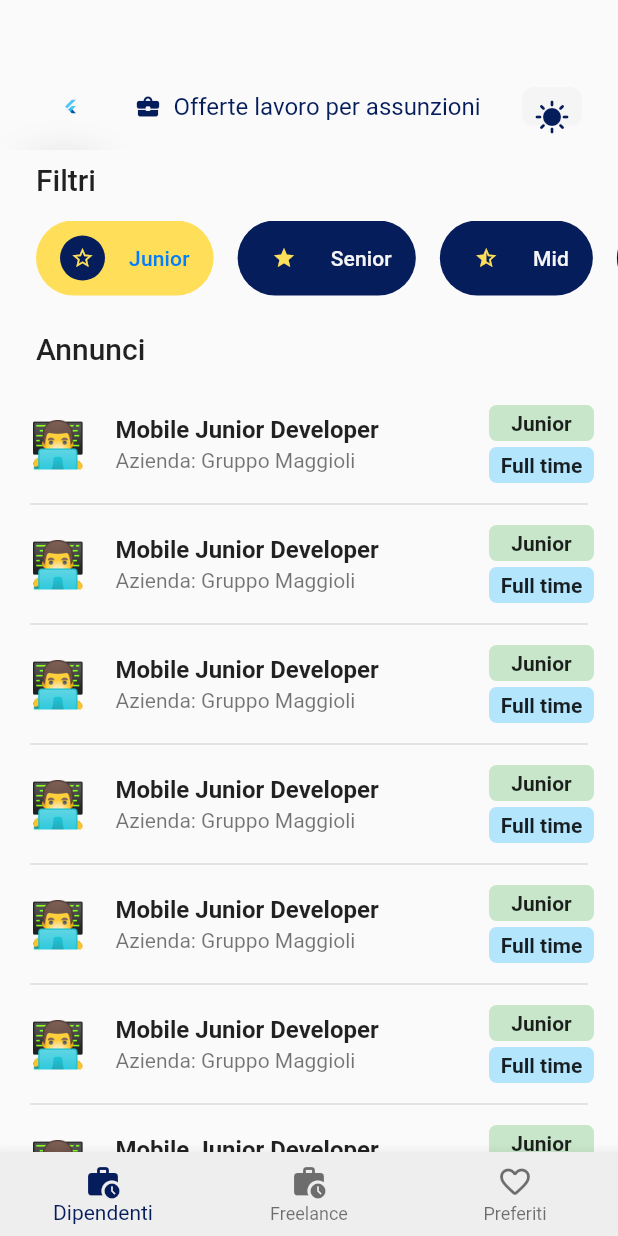
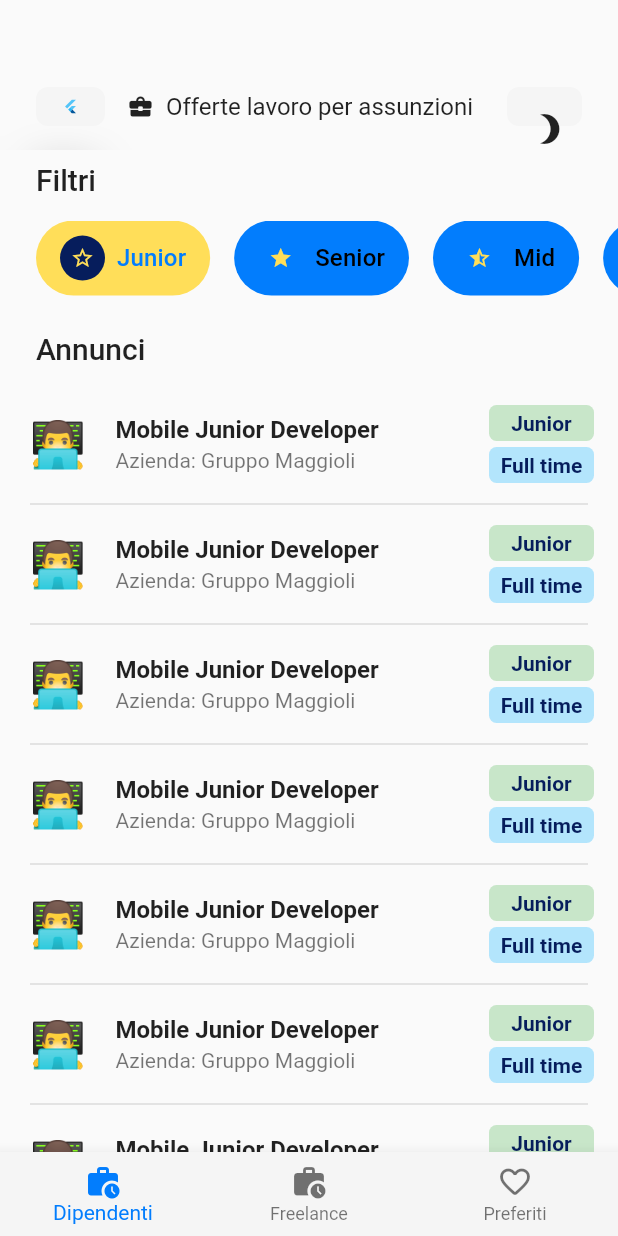
Before and after one commit to androidan/offertelavoroflutterapp, a Flutter app: the screen it shows after launch, on a phone screen of 412 x 824 dp. Run offline on Flutter 3.47's test engine with Material 2 defaults, Android fonts, the phone set to English and light mode, and no system bars; drawn by our look-alikes of auto_size_text, sliding_up_panel; our stand-ins replace auto_route, flutter_bloc, flutter_offline, hydrated_bloc.

Commit message:
implementata DarkMode

```diff
--- a/lib/app.dart
+++ b/lib/app.dart
@@ -1,5 +1,7 @@
 import 'package:auto_route/auto_route.dart';
 import 'package:flutter/material.dart';
+import 'package:flutter_bloc/flutter_bloc.dart';
+import 'package:offerte_lavoro_flutter_app/cubits/dark_mode_cubit.dart';
 import 'package:offerte_lavoro_flutter_app/pages/content_page.dart';
 import 'package:offerte_lavoro_flutter_app/router/app_router.dart';
 import 'package:offerte_lavoro_flutter_app/router/app_router.gr.dart';
@@ -11,15 +13,30 @@ class App extends StatelessWidget {
 
   // This widget is the root of your application.
   @override
-  Widget build(BuildContext context) {
-    return MaterialApp.router(
-      debugShowCheckedModeBanner: false,
-      title: 'Offerte lavoro flutter app',
-      theme: _theme(context),
-      routerDelegate: AutoRouterDelegate(_appRouter),
-      routeInformationParser: _appRouter.defaultRouteParser(),
-    );
+  Widget build(_) {
+    return BlocProvider(
+        create: (_) => DarkModeCubit(),
+        child: _themeSelector(
+          (context, mode) => MaterialApp.router(
+            debugShowCheckedModeBanner: false,
+            title: 'Offerte lavoro flutter app',
+            theme: _theme(context),
+            darkTheme: _darkTheme(context),
+            themeMode: mode,
+            routerDelegate: AutoRouterDelegate(_appRouter),
+            routeInformationParser: _appRouter.defaultRouteParser(),
+          ),
+        ));
   }
+
+  Widget _themeSelector(
+          Widget Function(BuildContext context, ThemeMode mode) builder) =>
+      BlocBuilder<DarkModeCubit, bool>(
+        builder: (context, darkModeEnabled) => builder(
+          context,
+          darkModeEnabled ? ThemeMode.dark : ThemeMode.light,
+        ),
+      );
 
   ThemeData _theme(BuildContext context) {
     const primaryColorDark = Color.fromARGB(255, 6, 29, 92);
@@ -33,7 +50,7 @@ class App extends StatelessWidget {
       colorScheme: ColorScheme.light(
         primary: primaryColorLight,
         secondary: accentColor,
-        surface: accentColor,
+        surface: onSecondaryColor,
         onSecondary: onSecondaryColor,
       ),
       brightness: Brightness.light,
@@ -46,4 +63,26 @@ class App extends StatelessWidget {
       ),
     );
   }
+
+  ThemeData _darkTheme(BuildContext context) {
+    const primaryColorDark = Color.fromARGB(255, 6, 29, 92);
+    const primaryColorLight = Color.fromARGB(255, 2, 125, 253);
+    const accentColor = Color.fromARGB(255, 255, 222, 89);
+    return ThemeData(
+      primaryColor: primaryColorLight,
+      primaryColorDark: primaryColorDark,
+      colorScheme: ColorScheme.dark(
+        primary: primaryColorLight,
+        secondary: accentColor,
+      ),
+      brightness: Brightness.dark,
+      elevatedButtonTheme: ElevatedButtonThemeData(
+        style: ElevatedButton.styleFrom(
+          shape: RoundedRectangleBorder(
+            borderRadius: BorderRadius.circular(100),
+          ),
+        ),
+      ),
+    );
+  }
 }
--- /dev/null
+++ b/lib/cubits/dark_mode_cubit.dart
@@ -0,0 +1,13 @@
+import 'package:hydrated_bloc/hydrated_bloc.dart';
+
+class DarkModeCubit extends HydratedCubit<bool> {
+  DarkModeCubit() : super(false);
+
+  @override
+  bool? fromJson(Map<String, dynamic> json) => json['enabled'] as bool;
+
+  @override
+  Map<String, dynamic>? toJson(bool state) => {'enabled': state};
+
+  void toggle() => emit(!state);
+}
--- a/lib/main.dart
+++ b/lib/main.dart
@@ -1,6 +1,12 @@
 import 'package:flutter/material.dart';
 import 'package:offerte_lavoro_flutter_app/app.dart';
+import 'package:hydrated_bloc/hydrated_bloc.dart';
+import 'package:path_provider/path_provider.dart';
 
-void main() {
+void main() async {
+  WidgetsFlutterBinding.ensureInitialized();
+  HydratedBloc.storage = await HydratedStorage.build(
+    storageDirectory: await getTemporaryDirectory(),
+  );
   runApp(App());
 }
--- a/lib/pages/annunci_dip_page.dart
+++ b/lib/pages/annunci_dip_page.dart
@@ -11,7 +11,6 @@ import 'package:sliding_up_panel/sliding_up_panel.dart';
 @RoutePage()
 class AnnunciDipPage extends StatelessWidget {
   final slidingUpPanelController = PanelController();
-  //const AnnunciDipPage({super.key});
 
   void onJobWidgetPressed() {
     if (slidingUpPanelController.isAttached) {
@@ -21,10 +20,13 @@ class AnnunciDipPage extends StatelessWidget {
 
   @override
   Widget build(BuildContext context) => Scaffold(
-        appBar: const JobAppBar(
-          child: AppBarCustom('Offerte lavoro per assunzioni'),
+        appBar: JobAppBar(
+          child: AppBarCustom(
+            'Offerte lavoro per assunzioni',
+          ),
         ),
         body: SlidingUpPanel(
+          color: Theme.of(context).colorScheme.surface,
           controller: slidingUpPanelController,
           minHeight: 0,
           maxHeight: MediaQuery.of(context).size.height,
--- a/lib/pages/annunci_freelance_page.dart
+++ b/lib/pages/annunci_freelance_page.dart
@@ -22,6 +22,7 @@ class AnnunciFreelancePage extends StatelessWidget {
         child: AppBarCustom('Offerte lavoro per Freelance'),
       ),
       body: SlidingUpPanel(
+        color: Theme.of(context).colorScheme.onSecondary,
         controller: slidingUpPanelController,
         minHeight: 0,
         maxHeight: MediaQuery.of(context).size.height,
--- a/lib/pages/annunci_preferiti_page.dart
+++ b/lib/pages/annunci_preferiti_page.dart
@@ -55,7 +55,7 @@ class AnnunciPreferitiPage extends StatelessWidget {
                     onPressed: () {},
                     icon: Icon(
                       Icons.remove_circle_outline,
-                      color: Theme.of(context).primaryColorDark,
+                      //color: Theme.of(context).primaryColorDark,
                     ),
                   ),
                 ),
--- a/lib/pages/content_page.dart
+++ b/lib/pages/content_page.dart
@@ -16,10 +16,9 @@ class ContentPage extends StatelessWidget {
         ],
         transitionBuilder: (context, child, animation) => child,
         bottomNavigationBuilder: (context, tabsRouter) => BottomNavigationBar(
-          backgroundColor: Colors.grey.shade200,
+          backgroundColor: Theme.of(context).colorScheme.onSecondary,
           currentIndex: tabsRouter.activeIndex,
           onTap: tabsRouter.setActiveIndex,
-          selectedItemColor: Theme.of(context).primaryColorDark,
           items: [
             const BottomNavigationBarItem(
                 icon: Icon(
--- a/lib/widgets/app_bar_custom.dart
+++ b/lib/widgets/app_bar_custom.dart
@@ -1,18 +1,22 @@
 import 'package:flutter/material.dart';
+import 'package:flutter_bloc/flutter_bloc.dart';
+import 'package:offerte_lavoro_flutter_app/cubits/dark_mode_cubit.dart';
 
 class AppBarCustom extends StatelessWidget {
   final String content;
-  const AppBarCustom(this.content, {super.key});
+  const AppBarCustom(this.content, {super.key, bool darkModeEnabled = false});
 
   @override
   Widget build(BuildContext context) {
+    return BlocBuilder<DarkModeCubit, bool>(
+      builder: (context, darkModeEnabled) {
         return Row(
           mainAxisAlignment: MainAxisAlignment.spaceBetween,
           children: [
             Container(
               decoration: BoxDecoration(
-            //color: Colors.grey[100],
                 borderRadius: BorderRadius.circular(8),
+                color: Theme.of(context).colorScheme.onSecondary,
               ),
               padding: const EdgeInsets.all(8),
               child: const FlutterLogo(
@@ -23,31 +27,36 @@ class AppBarCustom extends StatelessWidget {
               children: [
                 Icon(
                   Icons.business_center_rounded,
-              color: Theme.of(context).primaryColorDark,
                   size: 18,
                 ),
                 Padding(
                   padding: const EdgeInsets.symmetric(horizontal: 8.0),
                   child: Text(
                     content,
-                style: TextStyle(
-                    color: Theme.of(context).primaryColorDark, fontSize: 16),
+                    style: TextStyle(fontSize: 16),
                   ),
                 ),
               ],
             ),
             Container(
+              height: 50,
+              width: 50,
               decoration: BoxDecoration(
-            color: Colors.grey[100],
+                color: Theme.of(context).colorScheme.onSecondary,
                 borderRadius: BorderRadius.circular(8),
               ),
               padding: const EdgeInsets.all(8),
-          child: Icon(
-            Icons.sunny,
-            color: Theme.of(context).primaryColorDark,
+              child: Center(
+                child: IconButton(
+                  onPressed: () => context.read<DarkModeCubit>().toggle(),
+                  icon: Icon(
+                      darkModeEnabled ? Icons.wb_sunny : Icons.brightness_3),
+                ),
               ),
             )
           ],
         );
+      },
+    );
   }
 }
--- a/lib/widgets/filter_item.dart
+++ b/lib/widgets/filter_item.dart
@@ -19,7 +19,7 @@ class FilterItem extends StatelessWidget {
           borderRadius: BorderRadius.circular(25),
           color: selected
               ? Theme.of(context).colorScheme.secondary
-              : Theme.of(context).primaryColorDark,
+              : Theme.of(context).primaryColor,
         ),
         child: Row(
           children: [
@@ -38,13 +38,14 @@ class FilterItem extends StatelessWidget {
                 ),
               ),
             Padding(
-              padding: const EdgeInsets.only(left: 16.0),
+              padding: const EdgeInsets.only(left: 8.0),
               child: Text(
                 name,
                 style: Theme.of(context).textTheme.subtitle2?.copyWith(
-                    color: selected
-                        ? Theme.of(context).primaryColor
-                        : Theme.of(context).colorScheme.onSecondary),
+                      color: selected ? Theme.of(context).primaryColor : null,
+                      fontSize: 16,
+                      //letterSpacing: 2,
+                    ),
               ),
             ),
           ],
--- a/lib/widgets/job_sliding_panel_overview.dart
+++ b/lib/widgets/job_sliding_panel_overview.dart
@@ -10,7 +10,7 @@ class JobSlidingPanelOverview extends StatelessWidget {
     return Container(
       child: Column(
         children: [
-          jobHeader(),
+          jobHeader(context),
           jobDescription(),
           buttomSaveJob(),
         ],
@@ -18,7 +18,7 @@ class JobSlidingPanelOverview extends StatelessWidget {
     );
   }
 
-  Widget jobHeader() => Padding(
+  Widget jobHeader(BuildContext context) => Padding(
         padding: const EdgeInsets.only(top: 8.0),
         child: Column(
           children: [
@@ -41,7 +41,7 @@ class JobSlidingPanelOverview extends StatelessWidget {
             const SizedBox(
               height: 8,
             ),
-            _jobLabel(),
+            _jobLabel(context),
             const SizedBox(
               height: 16,
             ),
@@ -67,7 +67,7 @@ class JobSlidingPanelOverview extends StatelessWidget {
         ],
       );
 
-  Widget _jobLabel() => Row(
+  Widget _jobLabel(BuildContext context) => Row(
         mainAxisAlignment: MainAxisAlignment.center,
         children: [
           Container(
@@ -77,7 +77,7 @@ class JobSlidingPanelOverview extends StatelessWidget {
               color: Colors.green.shade100,
               borderRadius: BorderRadius.circular(5),
             ),
-            child: const Center(
+            child: Center(
               child: AutoSizeText(
                 maxLines: 1,
                 overflow: TextOverflow.ellipsis,
@@ -85,6 +85,7 @@ class JobSlidingPanelOverview extends StatelessWidget {
                 style: TextStyle(
                   fontSize: 14,
                   fontWeight: FontWeight.bold,
+                  color: Theme.of(context).primaryColorDark,
                 ),
               ),
             ),
@@ -99,7 +100,7 @@ class JobSlidingPanelOverview extends StatelessWidget {
               color: Colors.lightBlue.shade100,
               borderRadius: BorderRadius.circular(5),
             ),
-            child: const Center(
+            child: Center(
               child: AutoSizeText(
                 maxLines: 1,
                 overflow: TextOverflow.ellipsis,
@@ -107,6 +108,7 @@ class JobSlidingPanelOverview extends StatelessWidget {
                 style: TextStyle(
                   fontSize: 14,
                   fontWeight: FontWeight.bold,
+                  color: Theme.of(context).primaryColorDark,
                 ),
               ),
             ),
@@ -121,7 +123,7 @@ class JobSlidingPanelOverview extends StatelessWidget {
               color: Colors.yellow.shade300,
               borderRadius: BorderRadius.circular(5),
             ),
-            child: const Center(
+            child: Center(
               child: AutoSizeText(
                 maxLines: 1,
                 overflow: TextOverflow.ellipsis,
@@ -129,6 +131,7 @@ class JobSlidingPanelOverview extends StatelessWidget {
                 style: TextStyle(
                   fontSize: 14,
                   fontWeight: FontWeight.bold,
+                  color: Theme.of(context).primaryColorDark,
                 ),
               ),
             ),
@@ -142,7 +145,9 @@ class JobSlidingPanelOverview extends StatelessWidget {
           mainAxisAlignment: MainAxisAlignment.center,
           children: [
             Icon(Icons.factory_rounded),
-            Container(
+            Padding(
+              padding: const EdgeInsets.only(left: 8.0),
+              child: Container(
                 child: AutoSizeText(
                   "Azienda: Neting",
                   maxLines: 1,
@@ -150,16 +155,20 @@ class JobSlidingPanelOverview extends StatelessWidget {
                 ),
                 width: 100,
               ),
+            ),
             const SizedBox(
               width: 80,
             ),
             Icon(Icons.euro),
-            Container(
+            Padding(
+              padding: const EdgeInsets.only(left: 8.0),
+              child: Container(
                 width: 150,
                 child: AutoSizeText(
                   "20-25k da valutare a seconda dell'esperienza",
                   maxLines: 1,
                   overflow: TextOverflow.ellipsis,
+                ),
               ),
             ),
           ],
--- a/lib/widgets/job_widget.dart
+++ b/lib/widgets/job_widget.dart
@@ -42,7 +42,7 @@ class JobWidget extends StatelessWidget {
                   color: Colors.green.shade100,
                   borderRadius: BorderRadius.circular(5),
                 ),
-                child: const Center(
+                child: Center(
                   child: AutoSizeText(
                     maxLines: 1,
                     overflow: TextOverflow.ellipsis,
@@ -50,6 +50,7 @@ class JobWidget extends StatelessWidget {
                     style: TextStyle(
                       fontSize: 14,
                       fontWeight: FontWeight.bold,
+                      color: Theme.of(context).primaryColorDark,
                     ),
                   ),
                 ),
@@ -64,7 +65,7 @@ class JobWidget extends StatelessWidget {
                   color: Colors.lightBlue.shade100,
                   borderRadius: BorderRadius.circular(5),
                 ),
-                child: const Center(
+                child: Center(
                   child: AutoSizeText(
                     maxLines: 1,
                     overflow: TextOverflow.ellipsis,
@@ -72,6 +73,7 @@ class JobWidget extends StatelessWidget {
                     style: TextStyle(
                       fontSize: 14,
                       fontWeight: FontWeight.bold,
+                      color: Theme.of(context).primaryColorDark,
                     ),
                   ),
                 ),
--- a/pubspec.yaml
+++ b/pubspec.yaml
@@ -34,6 +34,9 @@ dependencies:
   auto_size_text: ^3.0.0
   sliding_up_panel: ^2.0.0+1
   flutter_offline: "^2.1.0"
+  flutter_bloc: ^8.1.2
+  hydrated_bloc: ^9.1.0
+  path_provider:
 
 
 
```
Also changed, not shown: pubspec.lock. Lines whose indentation alone changed are shown as unchanged.
